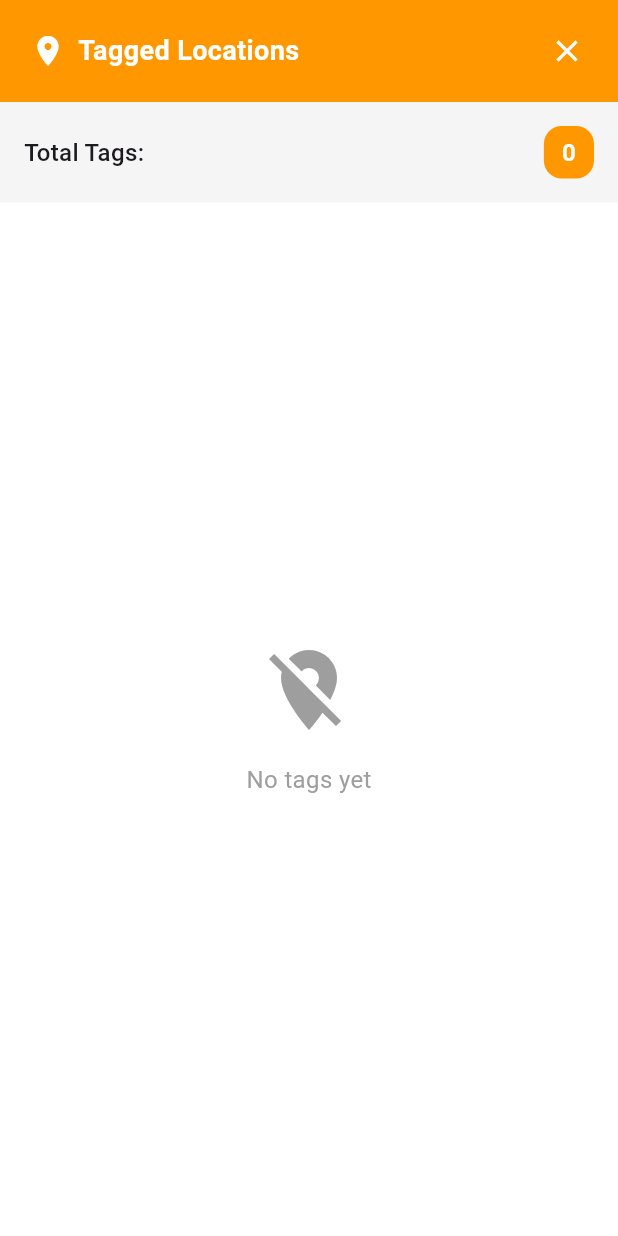
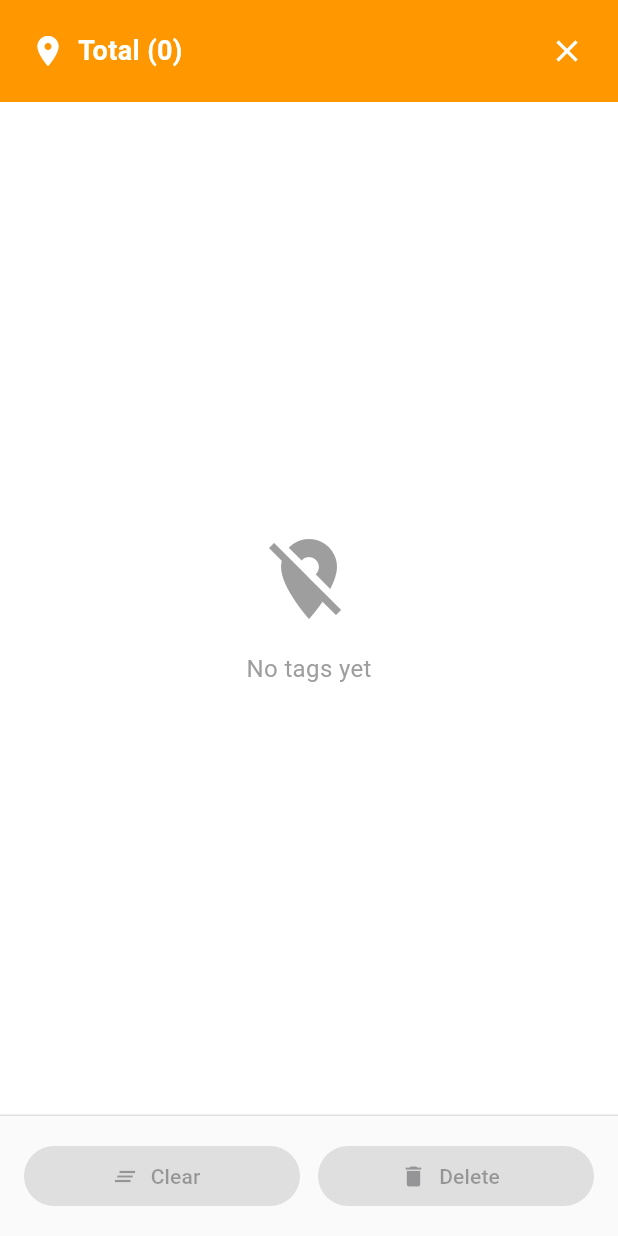
Before and after one commit to ZipoNamberwan/kendedes_mobile, a Flutter app: the SidebarWidget widget shown alone on an empty page, opened directly with empty values, on a phone screen of 412 x 824 dp. Run offline on Flutter 3.47's test engine with Material 3 defaults, Android fonts, the phone set to English and light mode, and no system bars; our stand-ins replace equatable, flutter_bloc, flutter_map, geolocator, latlong2.

Commit message:
select multiple and delete multiple done

```diff
--- a/lib/bloc/login/login_event.dart
+++ b/lib/bloc/login/login_event.dart
@@ -37,3 +37,7 @@ class InitLogin extends LoginEvent {
 class Logout extends LoginEvent {
   const Logout();
 }
+
+class MockupLogin extends LoginEvent {
+  const MockupLogin();
+}
--- a/lib/main.dart
+++ b/lib/main.dart
@@ -1,6 +1,7 @@
 import 'package:flutter/material.dart';
 import 'package:flutter_bloc/flutter_bloc.dart';
 import 'package:kendedes_mobile/bloc/login/login_bloc.dart';
+import 'package:kendedes_mobile/bloc/login/login_event.dart';
 import 'page/login_page.dart';
 
 void main() {
@@ -13,7 +14,7 @@ class MyApp extends StatelessWidget {
   @override
   Widget build(BuildContext context) {
     return BlocProvider<LoginBloc>(
-      create: (context) => LoginBloc(),
+      create: (context) => LoginBloc()..add(MockupLogin()),
       child: MaterialApp(
         title: 'Kendedes Mobile',
         theme: ThemeData(
--- a/lib/widgets/sidebar_widget.dart
+++ b/lib/widgets/sidebar_widget.dart
@@ -10,6 +10,8 @@ class SidebarWidget extends StatelessWidget {
   final void Function(TagData tag) onTagTap;
   final void Function(TagData tag) onTagLongPress;
   final void Function() toggleMultiSelectMode;
+  final void Function() clearTagSelection;
+  final void Function() deleteSelectedTags;
   final bool isMultiSelectMode;
 
   const SidebarWidget({
@@ -22,6 +24,8 @@ class SidebarWidget extends StatelessWidget {
     required this.onTagLongPress,
     required this.toggleMultiSelectMode,
     required this.isMultiSelectMode,
+    required this.clearTagSelection,
+    required this.deleteSelectedTags,
   });
 
   @override
@@ -53,7 +57,7 @@ class SidebarWidget extends StatelessWidget {
                 right: 10,
               ),
               decoration: BoxDecoration(
-                color: isMultiSelectMode ? Colors.blue : Colors.orange,
+                color: isMultiSelectMode ? Colors.green : Colors.orange,
               ),
               child: Row(
                 children: [
@@ -67,7 +71,7 @@ class SidebarWidget extends StatelessWidget {
                     child: Text(
                       isMultiSelectMode
                           ? 'Select Tags (${selectedTags.length})'
-                          : 'Tagged Locations',
+                          : 'Total (${tags.length})',
                       style: const TextStyle(
                         color: Colors.white,
                         fontSize: 18,
@@ -86,43 +90,6 @@ class SidebarWidget extends StatelessWidget {
                       icon: const Icon(Icons.close, color: Colors.white),
                       onPressed: onToggleSidebar,
                     ),
-                ],
-              ),
-            ),
-            // Statistics container
-            Container(
-              padding: const EdgeInsets.all(16),
-              color: Colors.grey[100],
-              child: Row(
-                mainAxisAlignment: MainAxisAlignment.spaceBetween,
-                children: [
-                  Text(
-                    isMultiSelectMode ? 'Selected:' : 'Total Tags:',
-                    style: const TextStyle(
-                      fontSize: 16,
-                      fontWeight: FontWeight.w500,
-                    ),
-                  ),
-                  Container(
-                    padding: const EdgeInsets.symmetric(
-                      horizontal: 12,
-                      vertical: 6,
-                    ),
-                    decoration: BoxDecoration(
-                      color: isMultiSelectMode ? Colors.blue : Colors.orange,
-                      borderRadius: BorderRadius.circular(12),
-                    ),
-                    child: Text(
-                      isMultiSelectMode
-                          ? '${selectedTags.length}'
-                          : '${tags.length}',
-                      style: const TextStyle(
-                        color: Colors.white,
-                        fontWeight: FontWeight.bold,
-                        fontSize: 16,
-                      ),
-                    ),
-                  ),
                 ],
               ),
             ),
@@ -169,6 +136,61 @@ class SidebarWidget extends StatelessWidget {
                         },
                       ),
             ),
+            // Action buttons for selected tags
+            Container(
+              padding: const EdgeInsets.all(16),
+              decoration: BoxDecoration(
+                color: Colors.grey[50],
+                border: Border(
+                  top: BorderSide(color: Colors.grey[300]!, width: 1),
+                ),
+              ),
+              child: Row(
+                children: [
+                  Expanded(
+                    child: ElevatedButton.icon(
+                      onPressed:
+                          selectedTags.isEmpty
+                              ? null
+                              : () => clearTagSelection(),
+                      icon: const Icon(Icons.clear_all),
+                      label: const Text('Clear'),
+                      style: ElevatedButton.styleFrom(
+                        backgroundColor:
+                            selectedTags.isEmpty
+                                ? Colors.grey[400]
+                                : Colors.grey[600],
+                        foregroundColor:
+                            selectedTags.isEmpty
+                                ? Colors.grey[600]
+                                : Colors.white,
+                        elevation: selectedTags.isEmpty ? 0 : 2,
+                      ),
+                    ),
+                  ),
+                  const SizedBox(width: 12),
+                  Expanded(
+                    child: ElevatedButton.icon(
+                      onPressed:
+                          selectedTags.isEmpty
+                              ? null
+                              : () => deleteSelectedTags(),
+                      icon: const Icon(Icons.delete),
+                      label: const Text('Delete'),
+                      style: ElevatedButton.styleFrom(
+                        backgroundColor:
+                            selectedTags.isEmpty ? Colors.red[200] : Colors.red,
+                        foregroundColor:
+                            selectedTags.isEmpty
+                                ? Colors.red[400]
+                                : Colors.white,
+                        elevation: selectedTags.isEmpty ? 0 : 2,
+                      ),
+                    ),
+                  ),
+                ],
+              ),
+            ),
           ],
         ),
       ),
```
Also changed, not shown: lib/bloc/login/login_bloc.dart (+15 -0 lines), lib/bloc/tagging/tagging_bloc.dart (+21 -3 lines), lib/bloc/tagging/tagging_event.dart (+8 -0 lines), lib/page/home_page.dart (+27 -2 lines), lib/widgets/delete_confirmation_dialog.dart (added, +129 -0 lines), lib/widgets/tag_list_item_widget.dart (+67 -14 lines), 1 other file.
